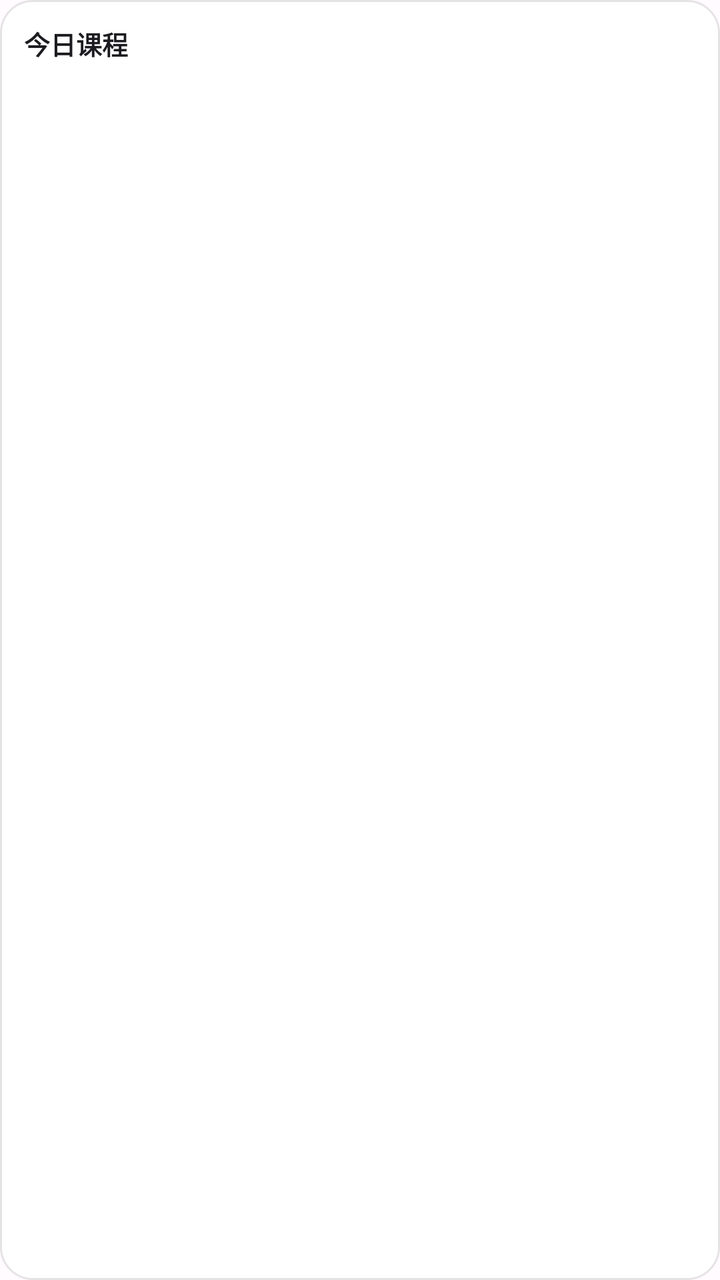
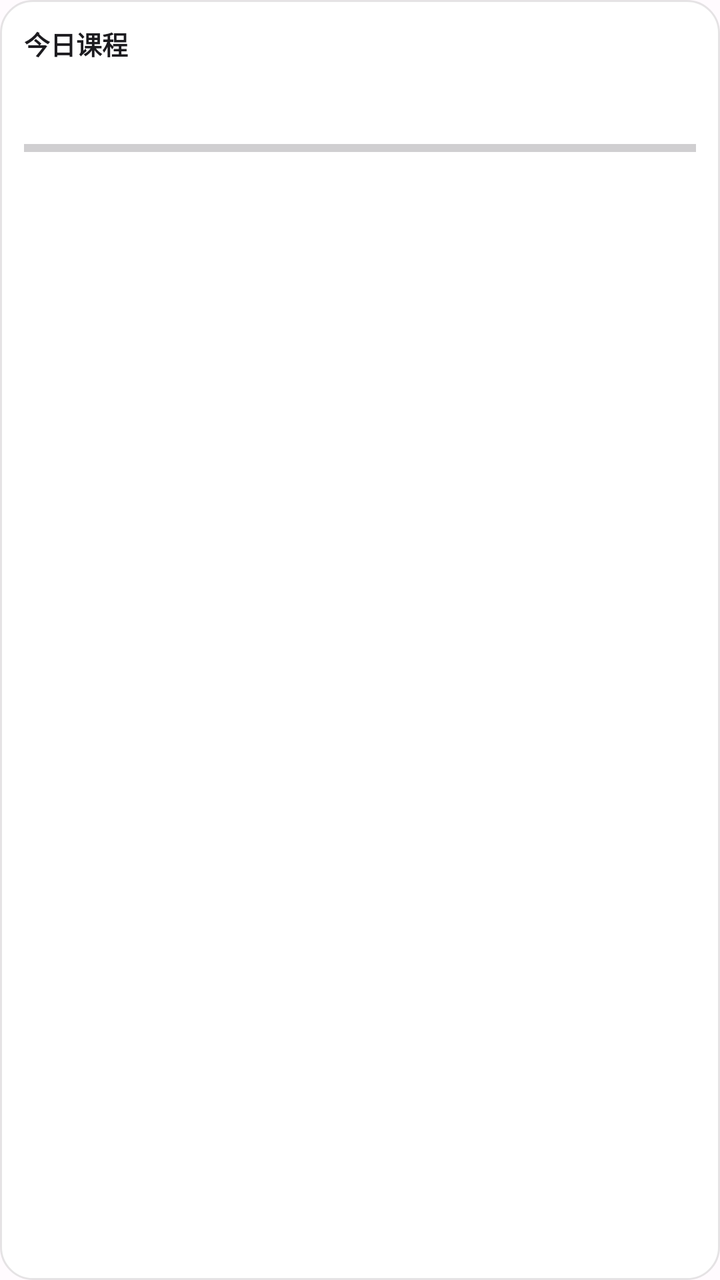

Two renders of the same Android screen: before a commit and after it. Below are the layout's source before the change and the commit's diff.
<!-- AndroidManifest.xml: application theme Theme.QUTSchedule -->
<!-- res/layout/widget_schedule.xml -->
<?xml version="1.0" encoding="utf-8"?>
<LinearLayout xmlns:android="http://schemas.android.com/apk/res/android"
    android:id="@+id/widget_root"
    android:layout_width="match_parent"
    android:layout_height="match_parent"
    android:background="@drawable/widget_background"
    android:orientation="vertical"
    android:padding="12dp">

    <TextView
        android:id="@+id/widget_title"
        android:layout_width="match_parent"
        android:layout_height="wrap_content"
        android:ellipsize="end"
        android:maxLines="1"
        android:text="@string/widget_today"
        android:textColor="@color/block_text"
        android:textSize="13sp"
        android:textStyle="bold" />

    <LinearLayout
        android:id="@+id/widget_rows"
        android:layout_width="match_parent"
        android:layout_height="0dp"
        android:layout_weight="1"
        android:orientation="vertical"
        android:paddingTop="4dp" />

    <TextView
        android:id="@+id/widget_footer"
        android:layout_width="match_parent"
        android:layout_height="wrap_content"
        android:ellipsize="end"
        android:maxLines="1"
        android:textColor="@color/text_secondary"
        android:textSize="11sp" />
</LinearLayout>
<!-- resources referenced by this layout -->
<resources>
  <color name="block_text">@color/colorOnSurface</color>
  <color name="text_secondary">@color/colorOnSurfaceVariant</color>
  <!-- drawable widget_background (drawable) -->
  <?xml version="1.0" encoding="utf-8"?>
  <shape xmlns:android="http://schemas.android.com/apk/res/android"
      android:shape="rectangle">
      
      <solid android:color="@color/widget_surface" />
      <corners android:radius="16dp" />
      <stroke android:width="1dp" android:color="@color/widget_stroke" />
  </shape>
  <string name="widget_today">今日课程</string>
  <style name="Theme.QUTSchedule" parent="Theme.Material3.DayNight.NoActionBar">
          <item name="colorPrimary">@color/colorPrimary</item>
          <item name="colorOnPrimary">@color/colorOnPrimary</item>
          <item name="colorPrimaryContainer">@color/colorPrimaryContainer</item>
          <item name="colorOnPrimaryContainer">@color/colorOnPrimaryContainer</item>
          <item name="colorSecondary">@color/colorSecondary</item>
          <item name="colorOnSecondary">@color/colorOnSecondary</item>
          <item name="colorSecondaryContainer">@color/colorSecondaryContainer</item>
          <item name="colorOnSecondaryContainer">@color/colorOnSecondaryContainer</item>
          <item name="colorTertiary">@color/colorTertiary</item>
          <item name="colorOnTertiary">@color/colorOnTertiary</item>
          <item name="colorTertiaryContainer">@color/colorTertiaryContainer</item>
          <item name="colorOnTertiaryContainer">@color/colorOnTertiaryContainer</item>
          <item name="colorError">@color/colorError</item>
          <item name="colorOnError">@color/colorOnError</item>
          <item name="colorErrorContainer">@color/colorErrorContainer</item>
          <item name="colorOnErrorContainer">@color/colorOnErrorContainer</item>
          <item name="android:colorBackground">@color/colorBackground</item>
          <item name="colorOnBackground">@color/colorOnBackground</item>
          <item name="colorSurface">@color/colorSurface</item>
          <item name="colorOnSurface">@color/colorOnSurface</item>
          <item name="colorSurfaceVariant">@color/colorSurfaceVariant</item>
          <item name="colorOnSurfaceVariant">@color/colorOnSurfaceVariant</item>
          <item name="colorOutline">@color/colorOutline</item>
          <item name="colorOutlineVariant">@color/colorOutlineVariant</item>
  
          <item name="android:statusBarColor">@color/colorSurface</item>
          <item name="android:navigationBarColor">@color/colorSurface</item>
      </style>
  <color name="colorOnSurface">#FF1C1B1F</color>
  <color name="colorOnSurfaceVariant">#FF49454F</color>
  <color name="widget_surface">#F2FFFFFF</color>
  <color name="widget_stroke">#1A000000</color>
  <color name="colorPrimary">#FF6750A4</color>
  <color name="colorOnPrimary">#FFFFFFFF</color>
  <color name="colorPrimaryContainer">#FFEADDFF</color>
  <color name="colorOnPrimaryContainer">#FF21005D</color>
  <color name="colorSecondary">#FF625B71</color>
  <color name="colorOnSecondary">#FFFFFFFF</color>
  <color name="colorSecondaryContainer">#FFE8DEF8</color>
  <color name="colorOnSecondaryContainer">#FF1D192B</color>
  <color name="colorTertiary">#FF7D5260</color>
  <color name="colorOnTertiary">#FFFFFFFF</color>
  <color name="colorTertiaryContainer">#FFFFD8E4</color>
  <color name="colorOnTertiaryContainer">#FF31111D</color>
  <color name="colorError">#FFB3261E</color>
  <color name="colorOnError">#FFFFFFFF</color>
  <color name="colorErrorContainer">#FFF9DEDC</color>
  <color name="colorOnErrorContainer">#FF410E0B</color>
  <color name="colorBackground">#FFFFFBFE</color>
  <color name="colorOnBackground">#FF1C1B1F</color>
  <color name="colorSurface">#FFFFFBFE</color>
  <color name="colorSurfaceVariant">#FFE7E0EC</color>
  <color name="colorOutline">#FF79747E</color>
  <color name="colorOutlineVariant">#FFCAC4D0</color>
</resources>

<!-- the commit's change to res/layout/widget_schedule.xml (unified diff, before → after) -->
@@ -18,6 +18,43 @@
         android:textSize="13sp"
         android:textStyle="bold" />
 
+    
+    <LinearLayout
+        android:id="@+id/widget_hero"
+        android:layout_width="match_parent"
+        android:layout_height="wrap_content"
+        android:orientation="vertical"
+        android:paddingTop="2dp">
+
+        <TextView
+            android:id="@+id/widget_hero_title"
+            android:layout_width="match_parent"
+            android:layout_height="wrap_content"
+            android:ellipsize="end"
+            android:maxLines="1"
+            android:textColor="@color/block_text"
+            android:textSize="14sp"
+            android:textStyle="bold" />
+
+        <TextView
+            android:id="@+id/widget_hero_sub"
+            android:layout_width="match_parent"
+            android:layout_height="wrap_content"
+            android:ellipsize="end"
+            android:maxLines="1"
+            android:textColor="@color/text_secondary"
+            android:textSize="11sp" />
+
+        <ProgressBar
+            android:id="@+id/widget_hero_progress"
+            style="?android:attr/progressBarStyleHorizontal"
+            android:layout_width="match_parent"
+            android:layout_height="6dp"
+            android:layout_marginTop="4dp"
+            android:max="100"
+            android:progress="0" />
+    </LinearLayout>
+
     <LinearLayout
         android:id="@+id/widget_rows"
         android:layout_width="match_parent"
